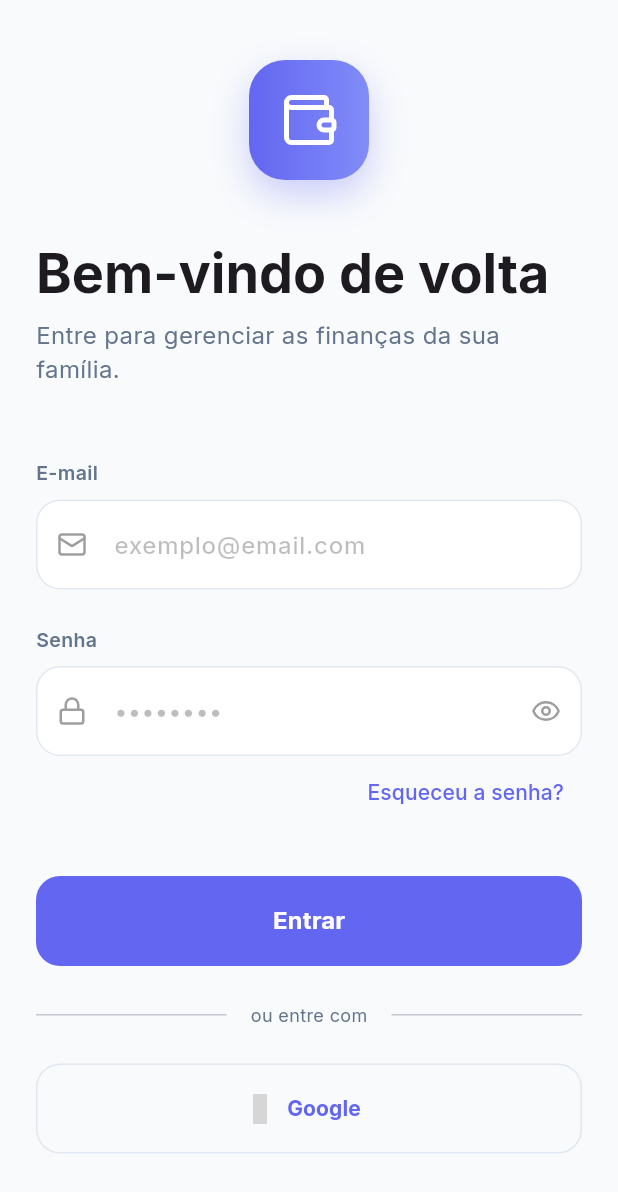
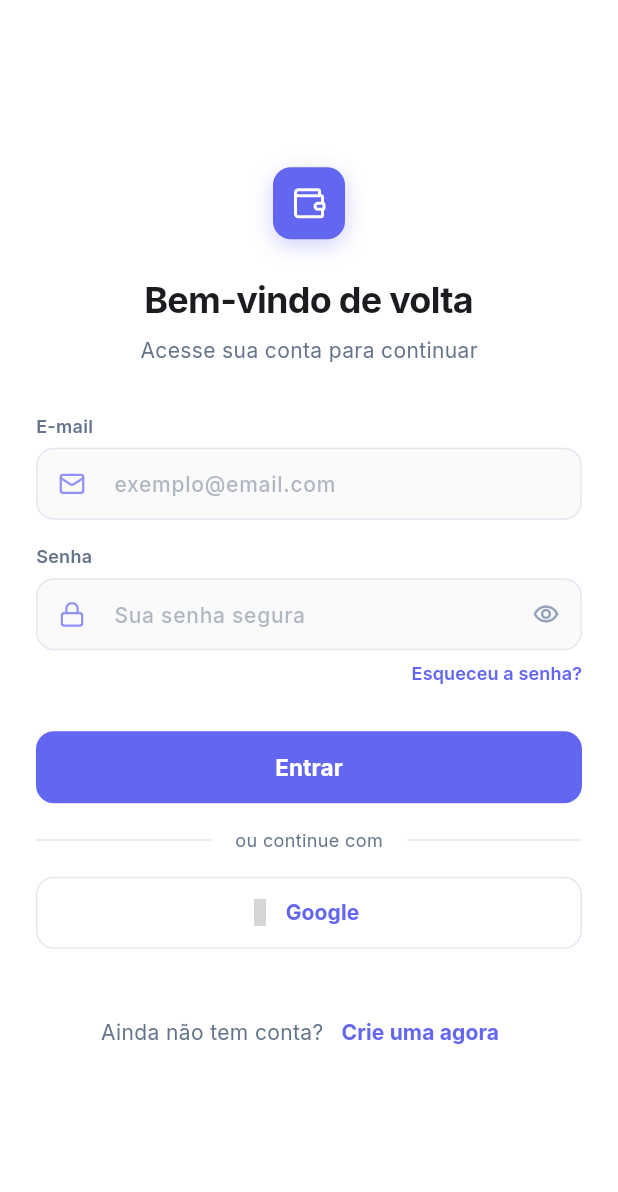
Before and after one commit to lukasdeltaflex-bot/A-L-finance, a Flutter app: the screen it shows after launch, on a phone screen of 412 x 824 dp. Shown: the top 1192 px of the screen. Run offline on Flutter 3.47's test engine with Material 3 defaults, Android fonts, the phone set to English and light mode, and no system bars; our stand-ins replace flutter_riverpod, go_router, google_fonts, google_sign_in, lucide_icons, pdf and 3 more; missing offline and left inert: dart:html, excel; accounts and stored records are empty; grey boxes are pictures that could not be loaded.

Commit message:
design: refactor login and register pages for a compact and premium look

```diff
--- a/lib/features/auth/presentation/pages/login_page.dart
+++ b/lib/features/auth/presentation/pages/login_page.dart
@@ -14,39 +14,22 @@ class LoginPage extends ConsumerStatefulWidget {
 }
 
 class _LoginPageState extends ConsumerState<LoginPage> {
-  final _formKey = GlobalKey<FormState>();
   final _emailController = TextEditingController();
   final _passwordController = TextEditingController();
+  bool _obscurePassword = true;
   bool _isLoading = false;
 
   Future<void> _handleLogin() async {
-    if (!_formKey.currentState!.validate()) return;
-
     setState(() => _isLoading = true);
     try {
       await ref.read(authServiceProvider).signIn(
-        email: _emailController.text.trim(),
-        password: _passwordController.text.trim(),
+        _emailController.text.trim(),
+        _passwordController.text.trim(),
       );
     } catch (e) {
       if (mounted) {
         ScaffoldMessenger.of(context).showSnackBar(
-          SnackBar(content: Text('Erro ao entrar: ${e.toString()}')),
-        );
-      }
-    } finally {
-      if (mounted) setState(() => _isLoading = false);
-    }
-  }
-
-  Future<void> _handleGoogleLogin() async {
-    setState(() => _isLoading = true);
-    try {
-      await ref.read(authServiceProvider).signInWithGoogle();
-    } catch (e) {
-      if (mounted) {
-        ScaffoldMessenger.of(context).showSnackBar(
-          SnackBar(content: Text('Erro com Google: ${e.toString()}')),
+          SnackBar(content: Text('Erro ao entrar: $e'), backgroundColor: AppColors.error),
         );
       }
     } finally {
@@ -60,136 +43,128 @@ class _LoginPageState extends ConsumerState<LoginPage> {
     final isDark = theme.brightness == Brightness.dark;
 
     return Scaffold(
-      backgroundColor: theme.scaffoldBackgroundColor,
-      body: SafeArea(
+      backgroundColor: isDark ? AppColors.backgroundDark : Colors.white,
+      body: Center(
         child: SingleChildScrollView(
-          padding: const EdgeInsets.symmetric(horizontal: 24, vertical: 40),
-          child: Form(
-            key: _formKey,
+          padding: const EdgeInsets.all(24.0),
+          child: ConstrainedBox(
+            constraints: const BoxConstraints(maxWidth: 400),
             child: Column(
-              crossAxisAlignment: CrossAxisAlignment.start,
+              mainAxisAlignment: MainAxisAlignment.center,
               children: [
-                // Logo & Welcome
-                Center(
-                  child: Container(
-                    width: 80,
-                    height: 80,
-                    decoration: BoxDecoration(
-                      gradient: const LinearGradient(
-                        colors: [AppColors.primary, AppColors.primaryLight],
-                      ),
-                      borderRadius: BorderRadius.circular(24),
-                      boxShadow: [
-                        BoxShadow(
-                          color: AppColors.primary.withOpacity(0.3),
-                          blurRadius: 20,
-                          offset: const Offset(0, 10),
-                        ),
-                      ],
-                    ),
-                    child: const Icon(LucideIcons.wallet, color: Colors.white, size: 40),
+                // Minimalist Logo
+                Container(
+                  width: 48,
+                  height: 48,
+                  decoration: BoxDecoration(
+                    color: AppColors.primary,
+                    borderRadius: BorderRadius.circular(12),
+                    boxShadow: [
+                      BoxShadow(color: AppColors.primary.withOpacity(0.3), blurRadius: 12, offset: const Offset(0, 4)),
+                    ],
                   ),
+                  child: const Icon(LucideIcons.wallet, color: Colors.white, size: 24),
                 ),
-                const SizedBox(height: 40),
+                const SizedBox(height: 24),
+
+                // Titles
                 Text(
                   'Bem-vindo de volta',
-                  style: theme.textTheme.displaySmall?.copyWith(fontWeight: FontWeight.bold),
+                  style: theme.textTheme.headlineSmall?.copyWith(fontWeight: FontWeight.bold, letterSpacing: -0.5),
                 ),
                 const SizedBox(height: 8),
                 Text(
-                  'Entre para gerenciar as finanças da sua família.',
-                  style: TextStyle(
-                    color: isDark ? AppColors.textMutedDark : AppColors.textMutedLight,
-                    fontSize: 16,
-                  ),
+                  'Acesse sua conta para continuar',
+                  style: TextStyle(color: isDark ? AppColors.textMutedDark : AppColors.textMutedLight, fontSize: 14),
                 ),
-                const SizedBox(height: 48),
+                const SizedBox(height: 32),
 
-                // Fields
+                // Form
                 CustomTextField(
                   label: 'E-mail',
                   hint: 'exemplo@email.com',
-                  prefixIcon: LucideIcons.mail,
+                  icon: LucideIcons.mail,
                   controller: _emailController,
                   keyboardType: TextInputType.emailAddress,
-                  validator: (v) => v!.isEmpty ? 'Informe seu e-mail' : null,
+                ),
+                const SizedBox(height: 16),
+                Column(
+                  crossAxisAlignment: CrossAxisAlignment.end,
+                  children: [
+                    CustomTextField(
+                      label: 'Senha',
+                      hint: 'Sua senha segura',
+                      icon: LucideIcons.lock,
+                      isPassword: true,
+                      obscureText: _obscurePassword,
+                      onTogglePassword: () => setState(() => _obscurePassword = !_obscurePassword),
+                      controller: _passwordController,
+                    ),
+                    TextButton(
+                      onPressed: () {},
+                      style: TextButton.styleFrom(padding: EdgeInsets.zero, minimumSize: const Size(0, 30), tapTargetSize: MaterialTapTargetSize.shrinkWrap),
+                      child: const Text('Esqueceu a senha?', style: TextStyle(fontSize: 12, fontWeight: FontWeight.w600)),
+                    ),
+                  ],
                 ),
                 const SizedBox(height: 24),
-                CustomTextField(
-                  label: 'Senha',
-                  hint: '••••••••',
-                  prefixIcon: LucideIcons.lock,
-                  isPassword: true,
-                  controller: _passwordController,
-                  validator: (v) => v!.length < 6 ? 'Mínimo 6 caracteres' : null,
-                ),
 
-                // Forgot Password
-                Align(
-                  alignment: Alignment.centerRight,
-                  child: TextButton(
-                    onPressed: () {}, // TODO: Forgot password logic
-                    child: const Text('Esqueceu a senha?'),
-                  ),
-                ),
-                const SizedBox(height: 32),
-
-                // Login Button
+                // Action Buttons
                 SizedBox(
                   width: double.infinity,
-                  height: 60,
+                  height: 48,
                   child: ElevatedButton(
                     onPressed: _isLoading ? null : _handleLogin,
                     style: ElevatedButton.styleFrom(
                       backgroundColor: AppColors.primary,
                       foregroundColor: Colors.white,
-                      shape: RoundedRectangleBorder(borderRadius: BorderRadius.circular(16)),
                       elevation: 0,
+                      shape: RoundedRectangleBorder(borderRadius: BorderRadius.circular(12)),
                     ),
                     child: _isLoading
-                      ? const SizedBox(width: 24, height: 24, child: CircularProgressIndicator(color: Colors.white, strokeWidth: 2))
-                      : const Text('Entrar', style: TextStyle(fontSize: 16, fontWeight: FontWeight.bold)),
+                      ? const SizedBox(height: 20, width: 20, child: CircularProgressIndicator(strokeWidth: 2, color: Colors.white))
+                      : const Text('Entrar', style: TextStyle(fontWeight: FontWeight.bold, fontSize: 15)),
                   ),
                 ),
-                const SizedBox(height: 24),
+                const SizedBox(height: 16),
 
-                // Social Login
+                // Divider
                 Row(
                   children: [
-                    const Expanded(child: Divider()),
+                    Expanded(child: Divider(color: isDark ? AppColors.dividerDark : AppColors.divider)),
                     Padding(
                       padding: const EdgeInsets.symmetric(horizontal: 16),
-                      child: Text('ou entre com', style: TextStyle(color: isDark ? AppColors.textMutedDark : AppColors.textMutedLight, fontSize: 12)),
+                      child: Text('ou continue com', style: TextStyle(fontSize: 12, color: isDark ? AppColors.textMutedDark : AppColors.textMutedLight)),
                     ),
-                    const Expanded(child: Divider()),
+                    Expanded(child: Divider(color: isDark ? AppColors.dividerDark : AppColors.divider)),
                   ],
                 ),
-                const SizedBox(height: 24),
+                const SizedBox(height: 16),
 
+                // Google Login
                 SizedBox(
                   width: double.infinity,
-                  height: 60,
+                  height: 48,
                   child: OutlinedButton.icon(
-                    onPressed: _isLoading ? null : _handleGoogleLogin,
-                    icon: const Icon(LucideIcons.chrome, size: 20),
-                    label: const Text('Google', style: TextStyle(fontWeight: FontWeight.bold)),
+                    onPressed: () => ref.read(authServiceProvider).signInWithGoogle(),
+                    icon: const Icon(LucideIcons.chrome, size: 18),
+                    label: const Text('Google', style: TextStyle(fontWeight: FontWeight.bold, fontSize: 14)),
                     style: OutlinedButton.styleFrom(
-                      shape: RoundedRectangleBorder(borderRadius: BorderRadius.circular(16)),
                       side: BorderSide(color: isDark ? AppColors.dividerDark : AppColors.divider),
+                      shape: RoundedRectangleBorder(borderRadius: BorderRadius.circular(12)),
                     ),
                   ),
                 ),
+                const SizedBox(height: 32),
 
-                const SizedBox(height: 40),
-
-                // Register
+                // Footer
                 Row(
                   mainAxisAlignment: MainAxisAlignment.center,
                   children: [
-                    Text('Não tem uma conta?', style: TextStyle(color: isDark ? AppColors.textMutedDark : AppColors.textMutedLight)),
+                    Text('Ainda não tem conta?', style: TextStyle(color: isDark ? AppColors.textMutedDark : AppColors.textMutedLight, fontSize: 14)),
                     TextButton(
                       onPressed: () => context.push('/register'),
-                      child: const Text('Criar conta', style: TextStyle(fontWeight: FontWeight.bold)),
+                      child: const Text('Crie uma agora', style: TextStyle(fontWeight: FontWeight.bold, fontSize: 14)),
                     ),
                   ],
                 ),
--- a/lib/shared/widgets/custom_text_field.dart
+++ b/lib/shared/widgets/custom_text_field.dart
@@ -1,34 +1,29 @@
 import 'package:flutter/material.dart';
-import 'package:lucide_icons/lucide_icons.dart';
 import 'package:al_finance/core/theme/app_colors.dart';
 
-class CustomTextField extends StatefulWidget {
+class CustomTextField extends StatelessWidget {
   final String label;
   final String hint;
-  final IconData? prefixIcon;
+  final IconData icon;
   final bool isPassword;
+  final bool obscureText;
+  final VoidCallback? onTogglePassword;
   final TextEditingController? controller;
   final String? Function(String?)? validator;
-  final TextInputType keyboardType;
+  final TextInputType? keyboardType;
 
   const CustomTextField({
     super.key,
     required this.label,
     required this.hint,
-    this.prefixIcon,
+    required this.icon,
     this.isPassword = false,
+    this.obscureText = false,
+    this.onTogglePassword,
     this.controller,
     this.validator,
-    this.keyboardType = TextInputType.text,
+    this.keyboardType,
   });
-
-  @override
-  State<CustomTextField> createState() => _CustomTextFieldState();
-}
-
-class _CustomTextFieldState extends State<CustomTextField> {
-  bool _obscureText = true;
-  bool _isFocused = false;
 
   @override
   Widget build(BuildContext context) {
@@ -38,61 +33,56 @@ class _CustomTextFieldState extends State<CustomTextField> {
       crossAxisAlignment: CrossAxisAlignment.start,
       children: [
         Text(
-          widget.label,
+          label,
           style: TextStyle(
-            fontSize: 13,
+            fontSize: 12,
             fontWeight: FontWeight.w600,
             color: isDark ? AppColors.textMutedDark : AppColors.textMutedLight,
+            letterSpacing: 0.2,
           ),
         ),
-        const SizedBox(height: 8),
-        Focus(
-          onFocusChange: (hasFocus) => setState(() => _isFocused = hasFocus),
-          child: TextFormField(
-            controller: widget.controller,
-            obscureText: widget.isPassword ? _obscureText : false,
-            validator: widget.validator,
-            keyboardType: widget.keyboardType,
-            style: const TextStyle(fontSize: 16, fontWeight: FontWeight.w500),
+        const SizedBox(height: 6),
+        TextFormField(
+          controller: controller,
+          obscureText: obscureText,
+          validator: validator,
+          keyboardType: keyboardType,
+          style: const TextStyle(fontSize: 14, fontWeight: FontWeight.w500),
           decoration: InputDecoration(
-              hintText: widget.hint,
-              hintStyle: TextStyle(color: isDark ? Colors.white24 : Colors.black26),
-              prefixIcon: widget.prefixIcon != null
-                ? Icon(widget.prefixIcon, size: 20, color: _isFocused ? AppColors.primary : (isDark ? Colors.white38 : Colors.black38))
-                : null,
-              suffixIcon: widget.isPassword
-                ? AnimatedSwitcher(
-                    duration: const Duration(milliseconds: 200),
-                    child: IconButton(
-                      key: ValueKey(_obscureText),
+            hintText: hint,
+            hintStyle: TextStyle(
+              color: isDark ? AppColors.textMutedDark.withOpacity(0.5) : AppColors.textMutedLight.withOpacity(0.5),
+              fontSize: 14,
+            ),
+            prefixIcon: Icon(icon, size: 18, color: AppColors.primary.withOpacity(0.7)),
+            suffixIcon: isPassword
+                ? IconButton(
                     icon: Icon(
-                        _obscureText ? LucideIcons.eye : LucideIcons.eyeOff,
-                        size: 20,
-                        color: isDark ? Colors.white38 : Colors.black38,
+                      obscureText ? Icons.visibility_outlined : Icons.visibility_off_outlined,
+                      size: 18,
+                      color: AppColors.textMutedDark,
                     ),
-                      onPressed: () => setState(() => _obscureText = !_obscureText),
-                    ),
+                    onPressed: onTogglePassword,
                   )
                 : null,
             filled: true,
-              fillColor: isDark ? AppColors.surfaceDarkLighter.withOpacity(0.5) : Colors.white,
-              contentPadding: const EdgeInsets.symmetric(horizontal: 20, vertical: 18),
+            fillColor: isDark ? AppColors.surfaceDarkLighter : Colors.grey[50],
+            contentPadding: const EdgeInsets.symmetric(horizontal: 16, vertical: 12),
+            border: OutlineInputBorder(
+              borderRadius: BorderRadius.circular(12),
+              borderSide: BorderSide(color: isDark ? AppColors.dividerDark : AppColors.divider),
+            ),
             enabledBorder: OutlineInputBorder(
-                borderRadius: BorderRadius.circular(16),
-                borderSide: BorderSide(color: isDark ? AppColors.dividerDark.withOpacity(0.5) : AppColors.divider),
+              borderRadius: BorderRadius.circular(12),
+              borderSide: BorderSide(color: isDark ? AppColors.dividerDark : AppColors.divider),
             ),
             focusedBorder: OutlineInputBorder(
-                borderRadius: BorderRadius.circular(16),
-                borderSide: const BorderSide(color: AppColors.primary, width: 2),
+              borderRadius: BorderRadius.circular(12),
+              borderSide: const BorderSide(color: AppColors.primary, width: 1.5),
             ),
             errorBorder: OutlineInputBorder(
-                borderRadius: BorderRadius.circular(16),
-                borderSide: const BorderSide(color: AppColors.error),
-              ),
-              focusedErrorBorder: OutlineInputBorder(
-                borderRadius: BorderRadius.circular(16),
-                borderSide: const BorderSide(color: AppColors.error, width: 2),
-              ),
+              borderRadius: BorderRadius.circular(12),
+              borderSide: const BorderSide(color: AppColors.error, width: 1),
             ),
           ),
         ),
```
Also changed, not shown: lib/features/auth/presentation/pages/register_page.dart (+76 -37 lines). Lines whose indentation alone changed are shown as unchanged.
